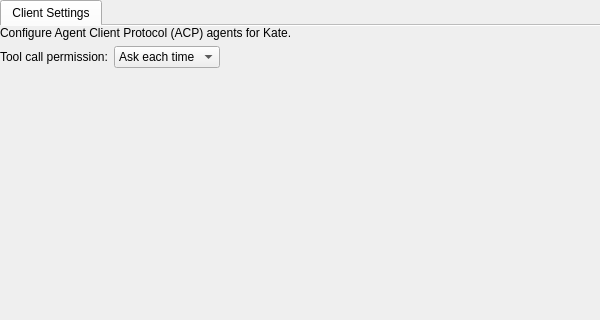
Before: the Qt Designer form addons/acpclient/acpconfigwidget.ui in KDE/kate, drawn with Qt 5; both pictures show x 0 to 600 and y 0 to 320 of the 600 by 500 pixel window.
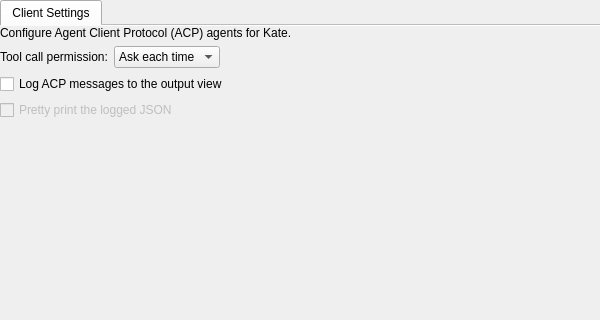
After: the same form once the commit is applied.

```diff
--- a/addons/acpclient/acpconfigwidget.ui
+++ b/addons/acpclient/acpconfigwidget.ui
@@ -101,6 +101,29 @@
                                     </item>
                                 </layout>
                             </item>
+                            <item>
+                                <widget class="QCheckBox" name="logMessagesCheckBox">
+                                    <property name="text">
+                                        <string>Log ACP messages to the output view</string>
+                                    </property>
+                                    <property name="toolTip">
+                                        <string>Write every message exchanged with an agent, and the startup, exit and error output of the agent process, to Kate's output view.</string>
+                                    </property>
+                                </widget>
+                            </item>
+                            <item>
+                                <widget class="QCheckBox" name="prettyPrintLogCheckBox">
+                                    <property name="text">
+                                        <string>Pretty print the logged JSON</string>
+                                    </property>
+                                    <property name="toolTip">
+                                        <string>Log messages indented over several lines instead of on a single line.</string>
+                                    </property>
+                                    <property name="enabled">
+                                        <bool>false</bool>
+                                    </property>
+                                </widget>
+                            </item>
                             <item>
                                 <spacer name="verticalSpacer">
                                     <property name="orientation">
```
